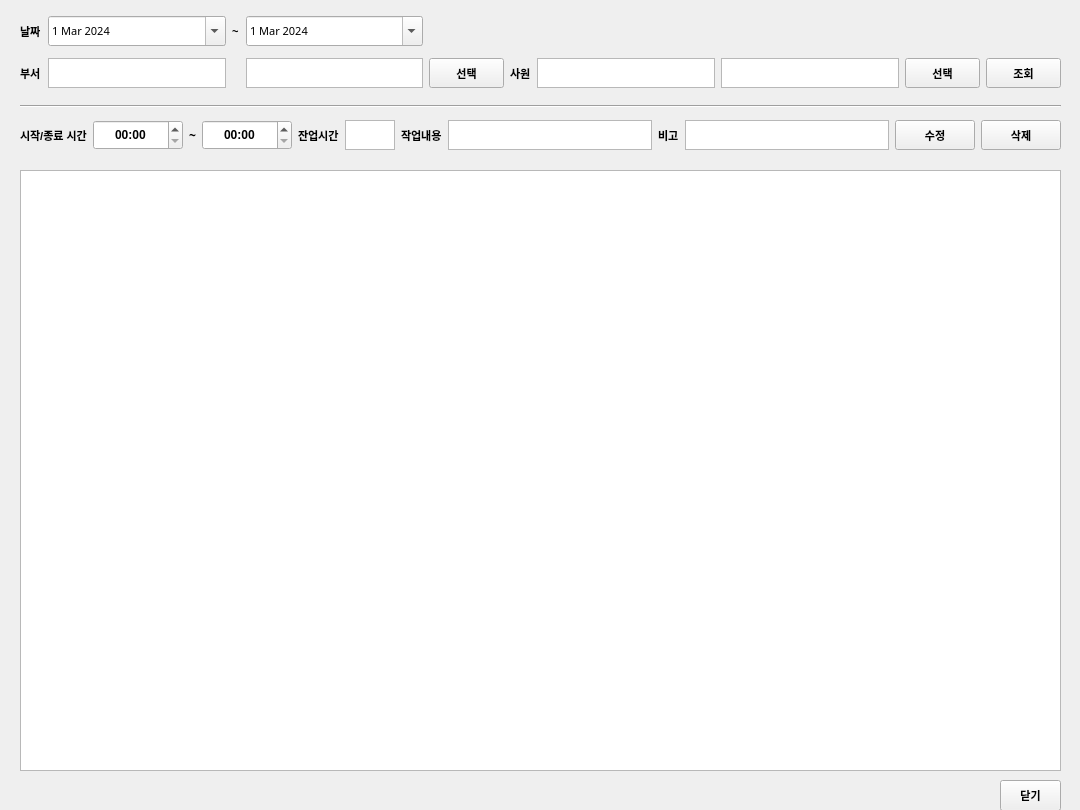
RaineyLee/dooch_mes_v1.2, file ui/emp_overtime_update.ui: the form before one commit.
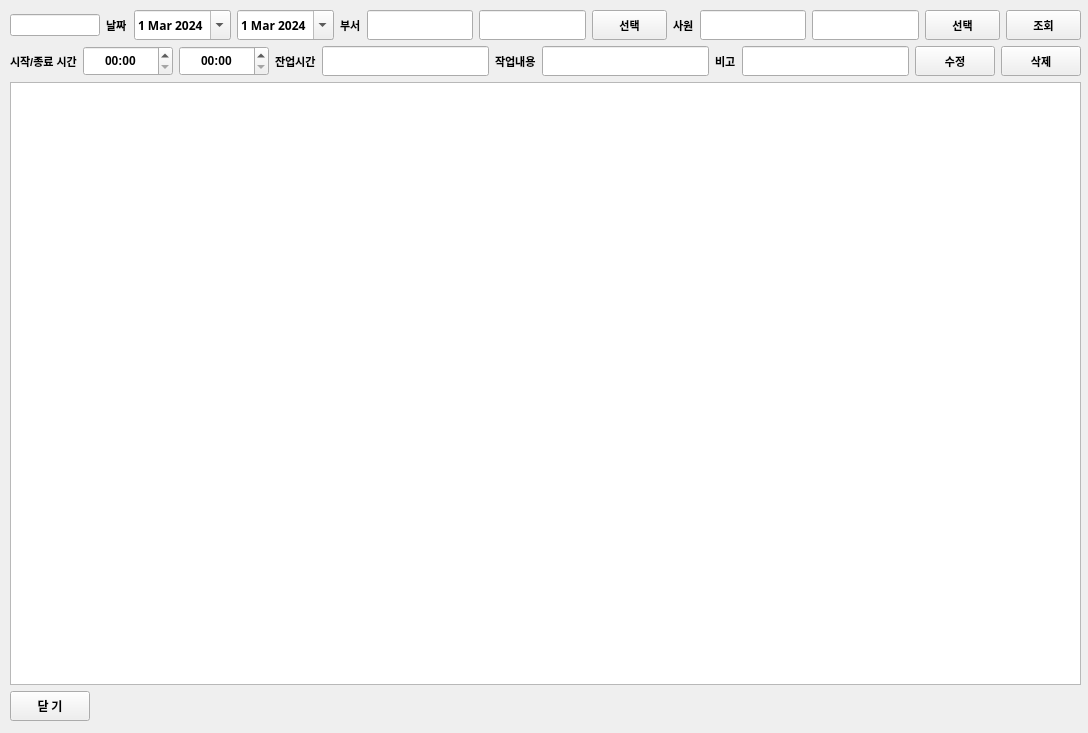
The form after the commit.

Patch:
```diff
--- a/ui/emp_overtime_update.ui
+++ b/ui/emp_overtime_update.ui
@@ -6,146 +6,29 @@
    <rect>
     <x>0</x>
     <y>0</y>
-    <width>1080</width>
-    <height>810</height>
+    <width>1088</width>
+    <height>733</height>
    </rect>
   </property>
-  <property name="maximumSize">
-   <size>
-    <width>1080</width>
-    <height>810</height>
-   </size>
-  </property>
   <property name="windowTitle">
    <string>Form</string>
   </property>
-  <widget class="QTableWidget" name="tbl_info">
-   <property name="enabled">
-    <bool>true</bool>
-   </property>
+  <widget class="QWidget" name="verticalLayoutWidget">
    <property name="geometry">
     <rect>
-     <x>20</x>
-     <y>170</y>
-     <width>1041</width>
-     <height>601</height>
-    </rect>
-   </property>
-   <property name="sizeAdjustPolicy">
-    <enum>QAbstractScrollArea::AdjustToContents</enum>
-   </property>
-   <property name="editTriggers">
-    <set>QAbstractItemView::SelectedClicked</set>
-   </property>
-   <property name="dragEnabled">
-    <bool>true</bool>
-   </property>
-   <property name="alternatingRowColors">
-    <bool>true</bool>
-   </property>
-   <property name="selectionBehavior">
-    <enum>QAbstractItemView::SelectRows</enum>
-   </property>
-   <property name="textElideMode">
-    <enum>Qt::ElideMiddle</enum>
-   </property>
-   <attribute name="horizontalHeaderCascadingSectionResizes">
-    <bool>true</bool>
-   </attribute>
-   <attribute name="horizontalHeaderShowSortIndicator" stdset="0">
-    <bool>true</bool>
-   </attribute>
-   <attribute name="horizontalHeaderStretchLastSection">
-    <bool>true</bool>
-   </attribute>
-   <attribute name="verticalHeaderCascadingSectionResizes">
-    <bool>true</bool>
-   </attribute>
-   <attribute name="verticalHeaderStretchLastSection">
-    <bool>false</bool>
-   </attribute>
-  </widget>
-  <widget class="QPushButton" name="btn_close">
-   <property name="geometry">
-    <rect>
-     <x>1000</x>
-     <y>780</y>
-     <width>61</width>
-     <height>31</height>
-    </rect>
-   </property>
-   <property name="font">
-    <font>
-     <family>Arial</family>
-     <pointsize>8</pointsize>
-     <weight>75</weight>
-     <bold>true</bold>
-    </font>
-   </property>
-   <property name="text">
-    <string>닫기</string>
-   </property>
-  </widget>
-  <widget class="QWidget" name="gridLayoutWidget">
-   <property name="geometry">
-    <rect>
-     <x>20</x>
+     <x>10</x>
      <y>10</y>
-     <width>1041</width>
-     <height>84</height>
+     <width>1071</width>
+     <height>711</height>
     </rect>
    </property>
-   <layout class="QGridLayout" name="gridLayout">
-    <property name="sizeConstraint">
-     <enum>QLayout::SetNoConstraint</enum>
-    </property>
-    <item row="0" column="2">
-     <widget class="QLabel" name="lbl_select_file_2">
-      <property name="font">
-       <font>
-        <family>Arial</family>
-        <pointsize>8</pointsize>
-        <weight>75</weight>
-        <bold>true</bold>
-       </font>
-      </property>
-      <property name="text">
-       <string>~</string>
-      </property>
-     </widget>
-    </item>
-    <item row="0" column="1">
-     <widget class="QDateEdit" name="date_from">
-      <property name="maximumSize">
-       <size>
-        <width>16777215</width>
-        <height>30</height>
-       </size>
-      </property>
-      <property name="font">
-       <font>
-        <family>맑은 고딕</family>
-        <pointsize>8</pointsize>
-        <weight>50</weight>
-        <bold>false</bold>
-       </font>
-      </property>
-      <property name="dateTime">
-       <datetime>
-        <hour>0</hour>
-        <minute>0</minute>
-        <second>0</second>
-        <year>2024</year>
-        <month>3</month>
-        <day>1</day>
-       </datetime>
-      </property>
-      <property name="calendarPopup">
-       <bool>true</bool>
-      </property>
-     </widget>
-    </item>
-    <item row="0" column="0">
+   <layout class="QVBoxLayout" name="layout_main">
+    <item>
+     <layout class="QHBoxLayout" name="layout_item_1">
+      <item>
+       <widget class="QLineEdit" name="txt_id"/>
+      </item>
+      <item>
      <widget class="QLabel" name="lbl_select_file">
       <property name="font">
        <font>
@@ -160,8 +43,82 @@
       </property>
      </widget>
     </item>
-    <item row="1" column="5">
-     <widget class="QLabel" name="lbl_select_file_3">
+      <item>
+       <widget class="QDateEdit" name="date_from">
+        <property name="minimumSize">
+         <size>
+          <width>0</width>
+          <height>30</height>
+         </size>
+        </property>
+        <property name="maximumSize">
+         <size>
+          <width>16777215</width>
+          <height>30</height>
+         </size>
+        </property>
+        <property name="font">
+         <font>
+          <family>맑은 고딕</family>
+          <pointsize>9</pointsize>
+          <weight>75</weight>
+          <bold>true</bold>
+         </font>
+        </property>
+        <property name="dateTime">
+         <datetime>
+          <hour>0</hour>
+          <minute>0</minute>
+          <second>0</second>
+          <year>2024</year>
+          <month>3</month>
+          <day>1</day>
+         </datetime>
+        </property>
+        <property name="calendarPopup">
+         <bool>true</bool>
+        </property>
+       </widget>
+      </item>
+      <item>
+       <widget class="QDateEdit" name="date_to">
+        <property name="minimumSize">
+         <size>
+          <width>0</width>
+          <height>30</height>
+         </size>
+        </property>
+        <property name="maximumSize">
+         <size>
+          <width>16777215</width>
+          <height>30</height>
+         </size>
+        </property>
+        <property name="font">
+         <font>
+          <family>맑은 고딕</family>
+          <pointsize>9</pointsize>
+          <weight>75</weight>
+          <bold>true</bold>
+         </font>
+        </property>
+        <property name="dateTime">
+         <datetime>
+          <hour>0</hour>
+          <minute>0</minute>
+          <second>0</second>
+          <year>2024</year>
+          <month>3</month>
+          <day>1</day>
+         </datetime>
+        </property>
+        <property name="calendarPopup">
+         <bool>true</bool>
+        </property>
+       </widget>
+      </item>
+      <item>
+       <widget class="QLabel" name="lbl_select_file_7">
       <property name="font">
        <font>
         <family>Arial</family>
@@ -171,11 +128,51 @@
        </font>
       </property>
       <property name="text">
-       <string>사원</string>
+         <string>부서</string>
       </property>
      </widget>
     </item>
-    <item row="1" column="4">
+      <item>
+       <widget class="QLineEdit" name="txt_dept_id">
+        <property name="minimumSize">
+         <size>
+          <width>80</width>
+          <height>30</height>
+         </size>
+        </property>
+        <property name="font">
+         <font>
+          <family>맑은 고딕</family>
+          <weight>75</weight>
+          <bold>true</bold>
+         </font>
+        </property>
+        <property name="alignment">
+         <set>Qt::AlignCenter</set>
+        </property>
+       </widget>
+      </item>
+      <item>
+       <widget class="QLineEdit" name="txt_dept_name">
+        <property name="minimumSize">
+         <size>
+          <width>80</width>
+          <height>30</height>
+         </size>
+        </property>
+        <property name="font">
+         <font>
+          <family>맑은 고딕</family>
+          <weight>75</weight>
+          <bold>true</bold>
+         </font>
+        </property>
+        <property name="alignment">
+         <set>Qt::AlignCenter</set>
+        </property>
+       </widget>
+      </item>
+      <item>
      <widget class="QPushButton" name="btn_select_dept">
       <property name="enabled">
        <bool>true</bool>
@@ -186,6 +183,12 @@
         <verstretch>0</verstretch>
        </sizepolicy>
       </property>
+        <property name="minimumSize">
+         <size>
+          <width>0</width>
+          <height>30</height>
+         </size>
+        </property>
       <property name="maximumSize">
        <size>
         <width>75</width>
@@ -205,114 +208,8 @@
       </property>
      </widget>
     </item>
-    <item row="1" column="8">
-     <widget class="QTextEdit" name="txt_emp_name">
-      <property name="enabled">
-       <bool>true</bool>
-      </property>
-      <property name="maximumSize">
-       <size>
-        <width>16777215</width>
-        <height>30</height>
-       </size>
-      </property>
-      <property name="font">
-       <font>
-        <family>맑은 고딕</family>
-        <pointsize>10</pointsize>
-        <weight>50</weight>
-        <bold>false</bold>
-       </font>
-      </property>
-      <property name="layoutDirection">
-       <enum>Qt::LeftToRight</enum>
-      </property>
-      <property name="autoFillBackground">
-       <bool>false</bool>
-      </property>
-      <property name="lineWidth">
-       <number>1</number>
-      </property>
-      <property name="midLineWidth">
-       <number>0</number>
-      </property>
-      <property name="readOnly">
-       <bool>true</bool>
-      </property>
-      <property name="cursorWidth">
-       <number>-2</number>
-      </property>
-     </widget>
-    </item>
-    <item row="1" column="3">
-     <widget class="QTextEdit" name="txt_dept_name">
-      <property name="enabled">
-       <bool>true</bool>
-      </property>
-      <property name="maximumSize">
-       <size>
-        <width>16777215</width>
-        <height>30</height>
-       </size>
-      </property>
-      <property name="font">
-       <font>
-        <family>맑은 고딕</family>
-        <pointsize>10</pointsize>
-        <weight>50</weight>
-        <bold>false</bold>
-       </font>
-      </property>
-      <property name="lineWidth">
-       <number>1</number>
-      </property>
-      <property name="midLineWidth">
-       <number>0</number>
-      </property>
-      <property name="readOnly">
-       <bool>true</bool>
-      </property>
-     </widget>
-    </item>
-    <item row="1" column="1">
-     <widget class="QTextEdit" name="txt_dept_id">
-      <property name="enabled">
-       <bool>true</bool>
-      </property>
-      <property name="maximumSize">
-       <size>
-        <width>16777215</width>
-        <height>30</height>
-       </size>
-      </property>
-      <property name="font">
-       <font>
-        <family>맑은 고딕</family>
-        <pointsize>10</pointsize>
-        <weight>50</weight>
-        <bold>false</bold>
-       </font>
-      </property>
-      <property name="lineWidth">
-       <number>1</number>
-      </property>
-      <property name="midLineWidth">
-       <number>0</number>
-      </property>
-      <property name="readOnly">
-       <bool>true</bool>
-      </property>
-      <property name="html">
-       <string>&lt;!DOCTYPE HTML PUBLIC &quot;-//W3C//DTD HTML 4.0//EN&quot; &quot;http://www.w3.org/TR/REC-html40/strict.dtd&quot;&gt;
-&lt;html&gt;&lt;head&gt;&lt;meta name=&quot;qrichtext&quot; content=&quot;1&quot; /&gt;&lt;style type=&quot;text/css&quot;&gt;
-p, li { white-space: pre-wrap; }
-&lt;/style&gt;&lt;/head&gt;&lt;body style=&quot; font-family:'맑은 고딕'; font-size:10pt; font-weight:400; font-style:normal;&quot;&gt;
-&lt;p style=&quot;-qt-paragraph-type:empty; margin-top:0px; margin-bottom:0px; margin-left:0px; margin-right:0px; -qt-block-indent:0; text-indent:0px; font-weight:600;&quot;&gt;&lt;br /&gt;&lt;/p&gt;&lt;/body&gt;&lt;/html&gt;</string>
-      </property>
-     </widget>
-    </item>
-    <item row="1" column="0">
-     <widget class="QLabel" name="lbl_select_file_7">
+      <item>
+       <widget class="QLabel" name="lbl_select_file_3">
       <property name="font">
        <font>
         <family>Arial</family>
@@ -322,73 +219,58 @@
        </font>
       </property>
       <property name="text">
-       <string>부서</string>
+         <string>사원</string>
       </property>
      </widget>
     </item>
-    <item row="0" column="3">
-     <widget class="QDateEdit" name="date_to">
-      <property name="maximumSize">
+      <item>
+       <widget class="QLineEdit" name="txt_emp_id">
+        <property name="minimumSize">
        <size>
-        <width>16777215</width>
+          <width>80</width>
         <height>30</height>
        </size>
       </property>
       <property name="font">
        <font>
         <family>맑은 고딕</family>
-        <pointsize>8</pointsize>
-        <weight>50</weight>
-        <bold>false</bold>
-       </font>
-      </property>
-      <property name="dateTime">
-       <datetime>
-        <hour>0</hour>
-        <minute>0</minute>
-        <second>0</second>
-        <year>2024</year>
-        <month>3</month>
-        <day>1</day>
-       </datetime>
-      </property>
-      <property name="calendarPopup">
-       <bool>true</bool>
-      </property>
-     </widget>
-    </item>
-    <item row="1" column="6">
-     <widget class="QTextEdit" name="txt_emp_id">
-      <property name="enabled">
-       <bool>true</bool>
-      </property>
-      <property name="maximumSize">
+          <weight>75</weight>
+          <bold>true</bold>
+         </font>
+        </property>
+        <property name="alignment">
+         <set>Qt::AlignCenter</set>
+        </property>
+       </widget>
+      </item>
+      <item>
+       <widget class="QLineEdit" name="txt_emp_name">
+        <property name="minimumSize">
        <size>
-        <width>16777215</width>
+          <width>80</width>
         <height>30</height>
        </size>
       </property>
       <property name="font">
        <font>
         <family>맑은 고딕</family>
-        <pointsize>10</pointsize>
-        <weight>50</weight>
-        <bold>false</bold>
-       </font>
-      </property>
-      <property name="lineWidth">
-       <number>1</number>
-      </property>
-      <property name="midLineWidth">
-       <number>0</number>
-      </property>
-      <property name="readOnly">
-       <bool>true</bool>
-      </property>
-     </widget>
-    </item>
-    <item row="1" column="9">
+          <weight>75</weight>
+          <bold>true</bold>
+         </font>
+        </property>
+        <property name="alignment">
+         <set>Qt::AlignCenter</set>
+        </property>
+       </widget>
+      </item>
+      <item>
      <widget class="QPushButton" name="btn_select_emp">
+        <property name="minimumSize">
+         <size>
+          <width>0</width>
+          <height>30</height>
+         </size>
+        </property>
       <property name="maximumSize">
        <size>
         <width>75</width>
@@ -408,8 +290,14 @@
       </property>
      </widget>
     </item>
-    <item row="1" column="10">
+      <item>
      <widget class="QPushButton" name="btn_select">
+        <property name="minimumSize">
+         <size>
+          <width>0</width>
+          <height>30</height>
+         </size>
+        </property>
       <property name="maximumSize">
        <size>
         <width>75</width>
@@ -430,32 +318,11 @@
      </widget>
     </item>
    </layout>
-  </widget>
-  <widget class="Line" name="line">
-   <property name="geometry">
-    <rect>
-     <x>20</x>
-     <y>95</y>
-     <width>1041</width>
-     <height>22</height>
-    </rect>
-   </property>
-   <property name="orientation">
-    <enum>Qt::Horizontal</enum>
-   </property>
-  </widget>
-  <widget class="QWidget" name="gridLayoutWidget_2">
-   <property name="geometry">
-    <rect>
-     <x>20</x>
-     <y>115</y>
-     <width>1041</width>
-     <height>41</height>
-    </rect>
-   </property>
-   <layout class="QGridLayout" name="gridLayout_2">
-    <item row="0" column="8">
-     <widget class="QLabel" name="lbl_select_file_9">
+    </item>
+    <item>
+     <layout class="QHBoxLayout" name="layout_item_2">
+      <item>
+       <widget class="QLabel" name="lbl_select_file_6">
       <property name="font">
        <font>
         <family>Arial</family>
@@ -465,49 +332,11 @@
        </font>
       </property>
       <property name="text">
-       <string>비고</string>
+         <string>시작/종료 시간</string>
       </property>
      </widget>
     </item>
-    <item row="0" column="2">
-     <widget class="QLabel" name="label">
-      <property name="font">
-       <font>
-        <family>맑은 고딕</family>
-        <weight>75</weight>
-        <bold>true</bold>
-       </font>
-      </property>
-      <property name="text">
-       <string>~</string>
-      </property>
-     </widget>
-    </item>
-    <item row="0" column="5">
-     <widget class="QTextEdit" name="txt_overtime">
-      <property name="maximumSize">
-       <size>
-        <width>50</width>
-        <height>30</height>
-       </size>
-      </property>
-      <property name="font">
-       <font>
-        <family>Arial</family>
-        <pointsize>10</pointsize>
-        <weight>75</weight>
-        <bold>true</bold>
-       </font>
-      </property>
-      <property name="tabChangesFocus">
-       <bool>true</bool>
-      </property>
-      <property name="readOnly">
-       <bool>true</bool>
-      </property>
-     </widget>
-    </item>
-    <item row="0" column="1">
+      <item>
      <widget class="QTimeEdit" name="time_start">
       <property name="minimumSize">
        <size>
@@ -533,28 +362,65 @@
       </property>
      </widget>
     </item>
-    <item row="0" column="7">
-     <widget class="QTextEdit" name="txt_detail">
-      <property name="maximumSize">
+      <item>
+       <widget class="QTimeEdit" name="time_end">
+        <property name="minimumSize">
        <size>
-        <width>16777215</width>
+          <width>90</width>
+          <height>30</height>
+         </size>
+        </property>
+        <property name="font">
+         <font>
+          <family>Arial</family>
+          <weight>75</weight>
+          <bold>true</bold>
+         </font>
+        </property>
+        <property name="alignment">
+         <set>Qt::AlignCenter</set>
+        </property>
+        <property name="currentSection">
+         <enum>QDateTimeEdit::HourSection</enum>
+        </property>
+        <property name="displayFormat">
+         <string>HH:mm</string>
+        </property>
+       </widget>
+      </item>
+      <item>
+       <widget class="QLabel" name="lbl_select_file_10">
+        <property name="font">
+         <font>
+          <family>Arial</family>
+          <pointsize>8</pointsize>
+          <weight>75</weight>
+          <bold>true</bold>
+         </font>
+        </property>
+        <property name="text">
+         <string>잔업시간</string>
+        </property>
+       </widget>
+      </item>
+      <item>
+       <widget class="QLineEdit" name="txt_overtime">
+        <property name="minimumSize">
+         <size>
+          <width>50</width>
         <height>30</height>
        </size>
       </property>
       <property name="font">
        <font>
         <family>맑은 고딕</family>
-        <pointsize>10</pointsize>
-        <weight>50</weight>
-        <bold>false</bold>
-       </font>
-      </property>
-      <property name="tabChangesFocus">
-       <bool>true</bool>
-      </property>
-     </widget>
-    </item>
-    <item row="0" column="6">
+          <weight>75</weight>
+          <bold>true</bold>
+         </font>
+        </property>
+       </widget>
+      </item>
+      <item>
      <widget class="QLabel" name="lbl_select_file_8">
       <property name="font">
        <font>
@@ -569,14 +435,25 @@
       </property>
      </widget>
     </item>
-    <item row="0" column="11">
-     <widget class="QPushButton" name="btn_delete">
-      <property name="maximumSize">
+      <item>
+       <widget class="QLineEdit" name="txt_detail">
+        <property name="minimumSize">
        <size>
-        <width>16777215</width>
+          <width>0</width>
         <height>30</height>
        </size>
       </property>
+        <property name="font">
+         <font>
+          <family>맑은 고딕</family>
+          <weight>75</weight>
+          <bold>true</bold>
+         </font>
+        </property>
+       </widget>
+      </item>
+      <item>
+       <widget class="QLabel" name="lbl_select_file_9">
       <property name="font">
        <font>
         <family>Arial</family>
@@ -586,11 +463,28 @@
        </font>
       </property>
       <property name="text">
-       <string>삭제</string>
+         <string>비고</string>
       </property>
      </widget>
     </item>
-    <item row="0" column="10">
+      <item>
+       <widget class="QLineEdit" name="txt_note">
+        <property name="minimumSize">
+         <size>
+          <width>0</width>
+          <height>30</height>
+         </size>
+        </property>
+        <property name="font">
+         <font>
+          <family>맑은 고딕</family>
+          <weight>75</weight>
+          <bold>true</bold>
+         </font>
+        </property>
+       </widget>
+      </item>
+      <item>
      <widget class="QPushButton" name="btn_update">
       <property name="maximumSize">
        <size>
@@ -611,38 +505,8 @@
       </property>
      </widget>
     </item>
-    <item row="0" column="4">
-     <widget class="QLabel" name="lbl_select_file_10">
-      <property name="font">
-       <font>
-        <family>Arial</family>
-        <pointsize>8</pointsize>
-        <weight>75</weight>
-        <bold>true</bold>
-       </font>
-      </property>
-      <property name="text">
-       <string>잔업시간</string>
-      </property>
-     </widget>
-    </item>
-    <item row="0" column="0">
-     <widget class="QLabel" name="lbl_select_file_6">
-      <property name="font">
-       <font>
-        <family>Arial</family>
-        <pointsize>8</pointsize>
-        <weight>75</weight>
-        <bold>true</bold>
-       </font>
-      </property>
-      <property name="text">
-       <string>시작/종료 시간</string>
-      </property>
-     </widget>
-    </item>
-    <item row="0" column="9">
-     <widget class="QTextEdit" name="txt_note">
+      <item>
+       <widget class="QPushButton" name="btn_delete">
       <property name="maximumSize">
        <size>
         <width>16777215</width>
@@ -651,83 +515,88 @@
       </property>
       <property name="font">
        <font>
-        <family>맑은 고딕</family>
-        <pointsize>10</pointsize>
-        <weight>50</weight>
-        <bold>false</bold>
-       </font>
-      </property>
-      <property name="tabChangesFocus">
-       <bool>true</bool>
-      </property>
-     </widget>
-    </item>
-    <item row="0" column="3">
-     <widget class="QTimeEdit" name="time_end">
-      <property name="minimumSize">
-       <size>
-        <width>90</width>
-        <height>30</height>
-       </size>
-      </property>
-      <property name="font">
-       <font>
         <family>Arial</family>
+          <pointsize>8</pointsize>
         <weight>75</weight>
         <bold>true</bold>
        </font>
       </property>
-      <property name="alignment">
-       <set>Qt::AlignCenter</set>
-      </property>
-      <property name="currentSection">
-       <enum>QDateTimeEdit::HourSection</enum>
-      </property>
-      <property name="displayFormat">
-       <string>HH:mm</string>
+        <property name="text">
+         <string>삭제</string>
       </property>
      </widget>
     </item>
    </layout>
-  </widget>
-  <widget class="QTextEdit" name="txt_id">
+    </item>
+    <item>
+     <widget class="QTableWidget" name="tbl_info">
    <property name="enabled">
+       <bool>true</bool>
+      </property>
+      <property name="sizeAdjustPolicy">
+       <enum>QAbstractScrollArea::AdjustToContents</enum>
+      </property>
+      <property name="editTriggers">
+       <set>QAbstractItemView::SelectedClicked</set>
+      </property>
+      <property name="dragEnabled">
+       <bool>true</bool>
+      </property>
+      <property name="alternatingRowColors">
+       <bool>true</bool>
+      </property>
+      <property name="selectionBehavior">
+       <enum>QAbstractItemView::SelectRows</enum>
+      </property>
+      <property name="textElideMode">
+       <enum>Qt::ElideMiddle</enum>
+      </property>
+      <attribute name="horizontalHeaderCascadingSectionResizes">
+       <bool>true</bool>
+      </attribute>
+      <attribute name="horizontalHeaderShowSortIndicator" stdset="0">
+       <bool>true</bool>
+      </attribute>
+      <attribute name="horizontalHeaderStretchLastSection">
+       <bool>true</bool>
+      </attribute>
+      <attribute name="verticalHeaderCascadingSectionResizes">
+       <bool>true</bool>
+      </attribute>
+      <attribute name="verticalHeaderStretchLastSection">
     <bool>false</bool>
-   </property>
-   <property name="geometry">
-    <rect>
-     <x>1120</x>
-     <y>190</y>
-     <width>50</width>
+      </attribute>
+     </widget>
+    </item>
+    <item>
+     <widget class="QPushButton" name="btn_close">
+      <property name="minimumSize">
+       <size>
+        <width>0</width>
      <height>30</height>
-    </rect>
+       </size>
    </property>
    <property name="maximumSize">
     <size>
-     <width>50</width>
-     <height>30</height>
-    </size>
-   </property>
-  </widget>
- </widget>
- <tabstops>
-  <tabstop>date_from</tabstop>
-  <tabstop>date_to</tabstop>
-  <tabstop>txt_dept_id</tabstop>
-  <tabstop>txt_dept_name</tabstop>
-  <tabstop>btn_select_dept</tabstop>
-  <tabstop>txt_emp_id</tabstop>
-  <tabstop>txt_emp_name</tabstop>
-  <tabstop>btn_select_emp</tabstop>
-  <tabstop>btn_select</tabstop>
-  <tabstop>txt_detail</tabstop>
-  <tabstop>txt_note</tabstop>
-  <tabstop>btn_update</tabstop>
-  <tabstop>btn_delete</tabstop>
-  <tabstop>tbl_info</tabstop>
-  <tabstop>btn_close</tabstop>
-  <tabstop>txt_id</tabstop>
- </tabstops>
+        <width>80</width>
+        <height>16777215</height>
+       </size>
+      </property>
+      <property name="font">
+       <font>
+        <family>맑은 고딕</family>
+        <weight>75</weight>
+        <bold>true</bold>
+       </font>
+      </property>
+      <property name="text">
+       <string>닫 기</string>
+      </property>
+     </widget>
+    </item>
+   </layout>
+  </widget>
+ </widget>
  <resources/>
  <connections/>
 </ui>
```
Left out of the diff: 4 changed lines with no effect on the pictures. Lines whose indentation alone changed are shown as unchanged.
